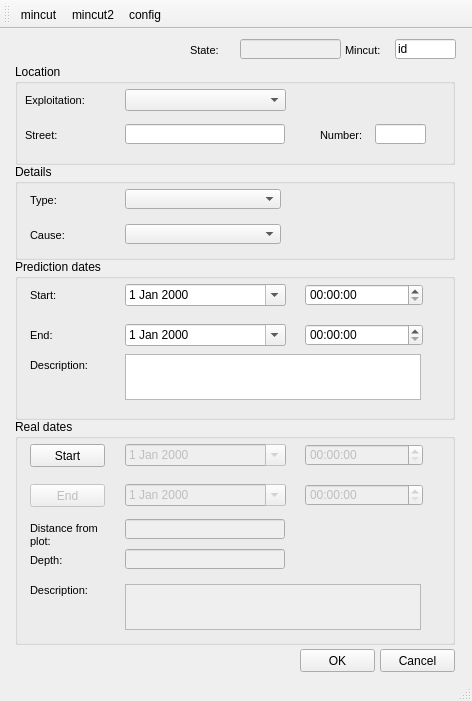
Giswater/giswater_qgis_plugin, file ui/mincut.ui: the form before one commit.
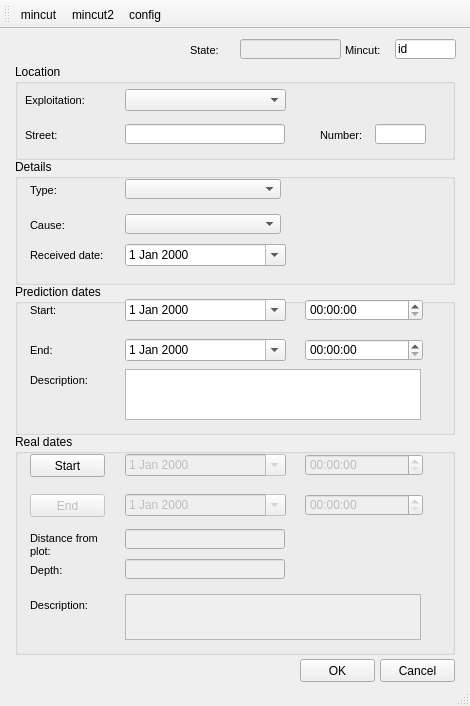
The form after the commit. Icons and pictures are not drawn.

Commit message: Mincut_ui - Add reveived_date field

The edit to the form file:
```diff
--- a/ui/mincut.ui
+++ b/ui/mincut.ui
@@ -6,8 +6,8 @@
    <rect>
     <x>0</x>
     <y>0</y>
-    <width>472</width>
-    <height>701</height>
+    <width>470</width>
+    <height>706</height>
    </rect>
   </property>
   <property name="windowTitle">
@@ -69,7 +69,7 @@
       <x>15</x>
       <y>35</y>
       <width>440</width>
-      <height>101</height>
+      <height>96</height>
      </rect>
     </property>
     <property name="title">
@@ -224,9 +224,9 @@
     <property name="geometry">
      <rect>
       <x>15</x>
-      <y>230</y>
+      <y>255</y>
       <width>440</width>
-      <height>161</height>
+      <height>151</height>
      </rect>
     </property>
     <property name="title">
@@ -236,7 +236,7 @@
      <property name="geometry">
       <rect>
        <x>15</x>
-       <y>65</y>
+       <y>55</y>
        <width>90</width>
        <height>22</height>
       </rect>
@@ -269,7 +269,7 @@
      <property name="geometry">
       <rect>
        <x>110</x>
-       <y>65</y>
+       <y>55</y>
        <width>161</width>
        <height>22</height>
       </rect>
@@ -282,7 +282,7 @@
      <property name="geometry">
       <rect>
        <x>15</x>
-       <y>25</y>
+       <y>15</y>
        <width>90</width>
        <height>22</height>
       </rect>
@@ -315,7 +315,7 @@
      <property name="geometry">
       <rect>
        <x>290</x>
-       <y>65</y>
+       <y>55</y>
        <width>118</width>
        <height>22</height>
       </rect>
@@ -325,7 +325,7 @@
      <property name="geometry">
       <rect>
        <x>110</x>
-       <y>25</y>
+       <y>15</y>
        <width>161</width>
        <height>22</height>
       </rect>
@@ -338,7 +338,7 @@
      <property name="geometry">
       <rect>
        <x>290</x>
-       <y>25</y>
+       <y>15</y>
        <width>118</width>
        <height>22</height>
       </rect>
@@ -348,9 +348,9 @@
      <property name="geometry">
       <rect>
        <x>110</x>
-       <y>95</y>
+       <y>85</y>
        <width>296</width>
-       <height>46</height>
+       <height>51</height>
       </rect>
      </property>
     </widget>
@@ -358,7 +358,7 @@
      <property name="geometry">
       <rect>
        <x>15</x>
-       <y>95</y>
+       <y>85</y>
        <width>90</width>
        <height>22</height>
       </rect>
@@ -392,9 +392,9 @@
     <property name="geometry">
      <rect>
       <x>15</x>
-      <y>390</y>
+      <y>405</y>
       <width>440</width>
-      <height>226</height>
+      <height>221</height>
      </rect>
     </property>
     <property name="title">
@@ -407,7 +407,7 @@
      <property name="geometry">
       <rect>
        <x>110</x>
-       <y>65</y>
+       <y>60</y>
        <width>161</width>
        <height>22</height>
       </rect>
@@ -423,7 +423,7 @@
      <property name="geometry">
       <rect>
        <x>290</x>
-       <y>65</y>
+       <y>60</y>
        <width>118</width>
        <height>22</height>
       </rect>
@@ -436,7 +436,7 @@
      <property name="geometry">
       <rect>
        <x>110</x>
-       <y>25</y>
+       <y>20</y>
        <width>161</width>
        <height>22</height>
       </rect>
@@ -452,7 +452,7 @@
      <property name="geometry">
       <rect>
        <x>290</x>
-       <y>25</y>
+       <y>20</y>
        <width>118</width>
        <height>22</height>
       </rect>
@@ -462,7 +462,7 @@
      <property name="geometry">
       <rect>
        <x>15</x>
-       <y>25</y>
+       <y>20</y>
        <width>75</width>
        <height>23</height>
       </rect>
@@ -478,7 +478,7 @@
      <property name="geometry">
       <rect>
        <x>15</x>
-       <y>65</y>
+       <y>60</y>
        <width>75</width>
        <height>23</height>
       </rect>
@@ -494,7 +494,7 @@
      <property name="geometry">
       <rect>
        <x>110</x>
-       <y>100</y>
+       <y>95</y>
        <width>160</width>
        <height>20</height>
       </rect>
@@ -507,7 +507,7 @@
      <property name="geometry">
       <rect>
        <x>15</x>
-       <y>100</y>
+       <y>95</y>
        <width>90</width>
        <height>31</height>
       </rect>
@@ -549,7 +549,7 @@
      <property name="geometry">
       <rect>
        <x>110</x>
-       <y>130</y>
+       <y>125</y>
        <width>160</width>
        <height>20</height>
       </rect>
@@ -562,7 +562,7 @@
      <property name="geometry">
       <rect>
        <x>15</x>
-       <y>130</y>
+       <y>125</y>
        <width>90</width>
        <height>22</height>
       </rect>
@@ -601,20 +601,53 @@
      <property name="geometry">
       <rect>
        <x>110</x>
-       <y>165</y>
+       <y>160</y>
        <width>296</width>
        <height>46</height>
       </rect>
      </property>
     </widget>
+    <widget class="QLabel" name="label_builtdate_6">
+     <property name="geometry">
+      <rect>
+       <x>15</x>
+       <y>160</y>
+       <width>90</width>
+       <height>22</height>
+      </rect>
+     </property>
+     <property name="font">
+      <font>
+       <pointsize>8</pointsize>
+      </font>
+     </property>
+     <property name="frameShape">
+      <enum>QFrame::NoFrame</enum>
+     </property>
+     <property name="frameShadow">
+      <enum>QFrame::Plain</enum>
+     </property>
+     <property name="text">
+      <string>Description:</string>
+     </property>
+     <property name="textFormat">
+      <enum>Qt::AutoText</enum>
+     </property>
+     <property name="scaledContents">
+      <bool>false</bool>
+     </property>
+     <property name="margin">
+      <number>3</number>
+     </property>
+    </widget>
    </widget>
    <widget class="QGroupBox" name="groupBox_4">
     <property name="geometry">
      <rect>
       <x>15</x>
-      <y>135</y>
+      <y>130</y>
       <width>440</width>
-      <height>96</height>
+      <height>126</height>
      </rect>
     </property>
     <property name="title">
@@ -624,7 +657,7 @@
      <property name="geometry">
       <rect>
        <x>15</x>
-       <y>60</y>
+       <y>55</y>
        <width>90</width>
        <height>22</height>
       </rect>
@@ -660,7 +693,7 @@
      <property name="geometry">
       <rect>
        <x>110</x>
-       <y>25</y>
+       <y>20</y>
        <width>156</width>
        <height>20</height>
       </rect>
@@ -670,7 +703,7 @@
      <property name="geometry">
       <rect>
        <x>15</x>
-       <y>25</y>
+       <y>20</y>
        <width>90</width>
        <height>22</height>
       </rect>
@@ -706,12 +739,61 @@
      <property name="geometry">
       <rect>
        <x>110</x>
-       <y>60</y>
+       <y>55</y>
        <width>156</width>
        <height>20</height>
       </rect>
      </property>
     </widget>
+    <widget class="QLabel" name="label_label_x_10">
+     <property name="geometry">
+      <rect>
+       <x>15</x>
+       <y>85</y>
+       <width>90</width>
+       <height>22</height>
+      </rect>
+     </property>
+     <property name="font">
+      <font>
+       <pointsize>8</pointsize>
+      </font>
+     </property>
+     <property name="frameShape">
+      <enum>QFrame::NoFrame</enum>
+     </property>
+     <property name="frameShadow">
+      <enum>QFrame::Plain</enum>
+     </property>
+     <property name="text">
+      <string>Received date:</string>
+     </property>
+     <property name="textFormat">
+      <enum>Qt::AutoText</enum>
+     </property>
+     <property name="scaledContents">
+      <bool>false</bool>
+     </property>
+     <property name="alignment">
+      <set>Qt::AlignLeading|Qt::AlignLeft|Qt::AlignVCenter</set>
+     </property>
+     <property name="margin">
+      <number>3</number>
+     </property>
+    </widget>
+    <widget class="QDateEdit" name="cbx_date_start_predict_2">
+     <property name="geometry">
+      <rect>
+       <x>110</x>
+       <y>85</y>
+       <width>161</width>
+       <height>22</height>
+      </rect>
+     </property>
+     <property name="calendarPopup">
+      <bool>true</bool>
+     </property>
+    </widget>
    </widget>
    <widget class="QLabel" name="label_label_x_11">
     <property name="geometry">
@@ -765,44 +847,11 @@
      <string/>
     </property>
    </widget>
-   <widget class="QLabel" name="label_builtdate_6">
-    <property name="geometry">
-     <rect>
-      <x>30</x>
-      <y>550</y>
-      <width>90</width>
-      <height>22</height>
-     </rect>
-    </property>
-    <property name="font">
-     <font>
-      <pointsize>8</pointsize>
-     </font>
-    </property>
-    <property name="frameShape">
-     <enum>QFrame::NoFrame</enum>
-    </property>
-    <property name="frameShadow">
-     <enum>QFrame::Plain</enum>
-    </property>
-    <property name="text">
-     <string>Description:</string>
-    </property>
-    <property name="textFormat">
-     <enum>Qt::AutoText</enum>
-    </property>
-    <property name="scaledContents">
-     <bool>false</bool>
-    </property>
-    <property name="margin">
-     <number>3</number>
-    </property>
-   </widget>
    <widget class="QPushButton" name="btn_cancel">
     <property name="geometry">
      <rect>
       <x>380</x>
-      <y>620</y>
+      <y>630</y>
       <width>75</width>
       <height>23</height>
      </rect>
@@ -815,7 +864,7 @@
     <property name="geometry">
      <rect>
       <x>300</x>
-      <y>620</y>
+      <y>630</y>
       <width>75</width>
       <height>23</height>
      </rect>
```
